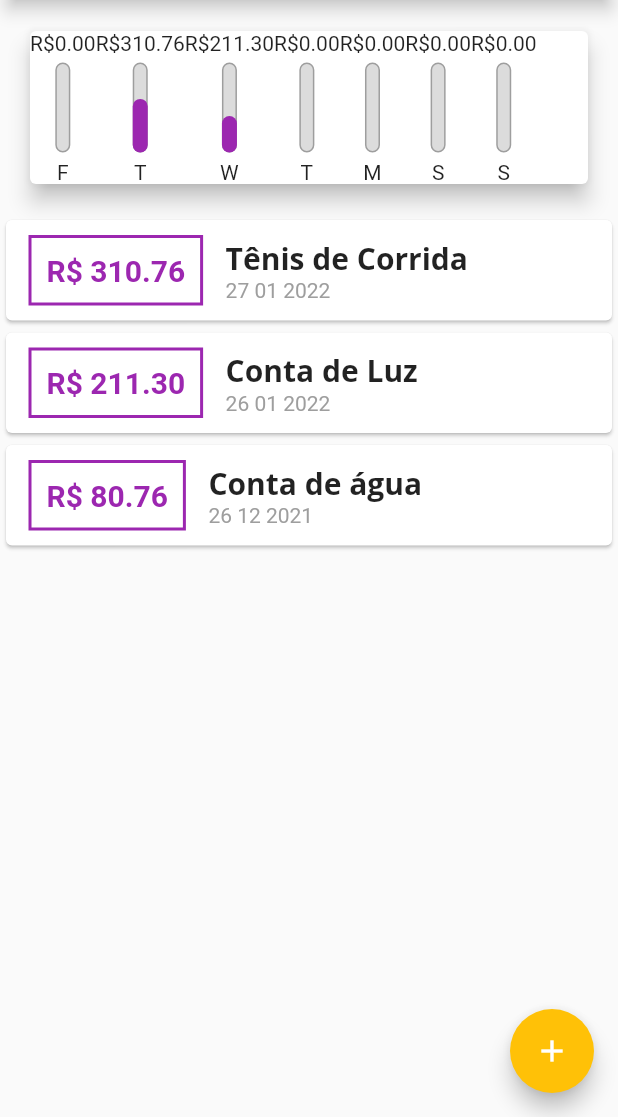
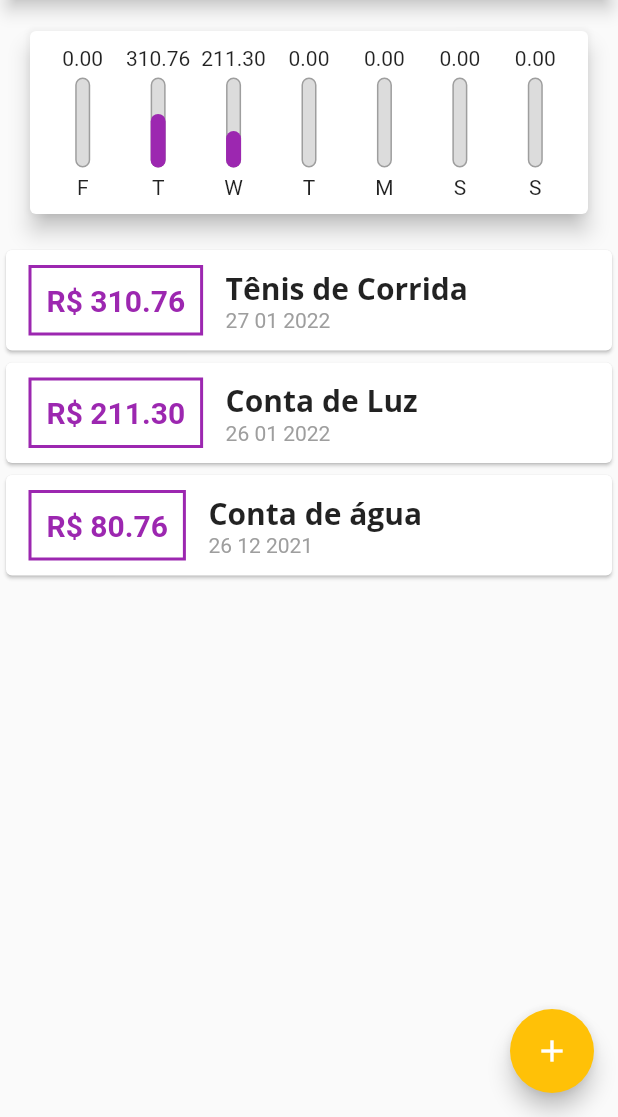
Before and after one commit to samueljml/personal-expenses, a Flutter app: the screen it shows after launch, on a phone screen of 412 x 824 dp, the part 119-1236 px from its top. Run offline on Flutter 3.47's test engine with Material 2 defaults, Android fonts, the phone set to English and light mode, and no system bars.

Commit message:
Add Expanded to chartBar and new value format

```diff
--- a/lib/components/chart.dart
+++ b/lib/components/chart.dart
@@ -45,13 +45,19 @@ class Chart extends StatelessWidget {
     return Card(
       elevation: 6,
       margin: const EdgeInsets.all(20),
-      child: Row(
-        children: groupedTransactions
-            .map((tr) => ChartBar(
-                lable: tr['day'].toString(),
-                value: tr['value'] as double,
-                percentage: (tr['value'] as double) / _weekTotalValue))
-            .toList(),
+      child: Padding(
+        padding: const EdgeInsets.all(10),
+        child: Row(
+          mainAxisAlignment: MainAxisAlignment.spaceAround,
+          children: groupedTransactions
+              .map((tr) => Expanded(
+                    child: ChartBar(
+                        lable: tr['day'].toString(),
+                        value: tr['value'] as double,
+                        percentage: (tr['value'] as double) / _weekTotalValue),
+                  ))
+              .toList(),
+        ),
       ),
     );
   }
--- a/lib/components/chart_bar.dart
+++ b/lib/components/chart_bar.dart
@@ -16,7 +16,7 @@ class ChartBar extends StatelessWidget {
   Widget build(BuildContext context) {
     return Column(
       children: [
-        Text('R\$${value.toStringAsFixed(2)}'),
+        FittedBox(child: Text(value.toStringAsFixed(2))),
         const SizedBox(height: 5),
         SizedBox(
           height: 60,
```
